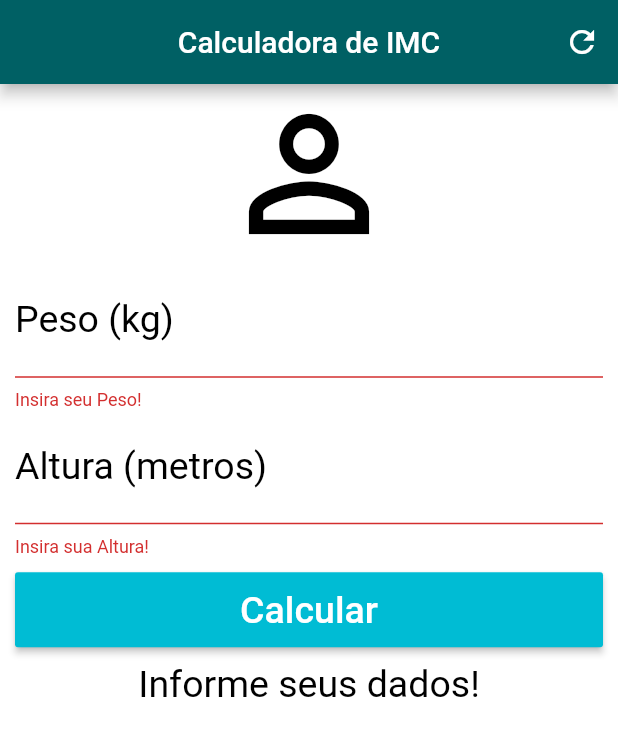
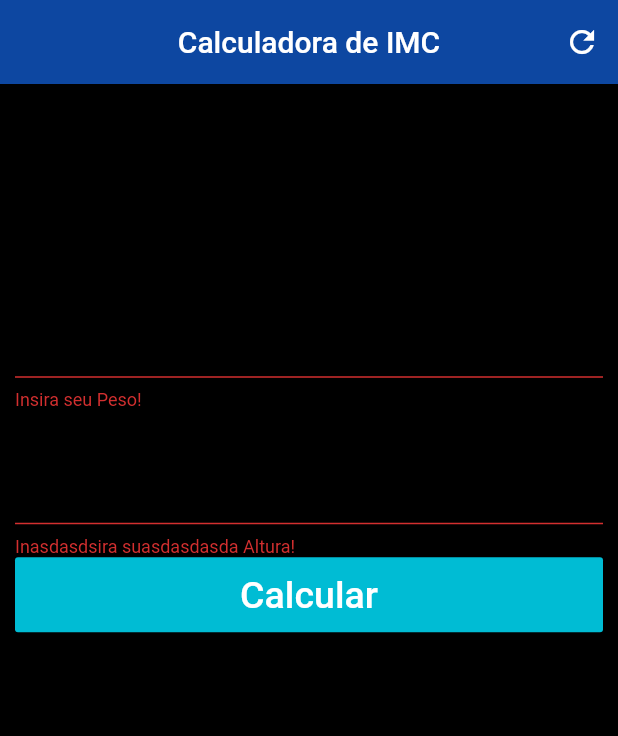
Before and after one commit to Bismark-Carvalho/Calculadora_Imc-Flutter, a Flutter app: the screen it shows after launch, after a tap on "Calcular", on a phone screen of 412 x 824 dp. Shown: the top 736 px of the screen. Run offline on Flutter 3.47's test engine with Material 2 defaults, Android fonts, the phone set to English and light mode, and no system bars.

Commit message:
teste de merge git

```diff
--- a/lib/screens/home.dart
+++ b/lib/screens/home.dart
@@ -49,7 +49,7 @@ class _HomeState extends State<Home> {
       appBar: AppBar(
         title: Text("Calculadora de IMC"),
         centerTitle: true,
-        backgroundColor: Colors.cyan[900],
+        backgroundColor: Colors.blue[900],
         actions: <Widget>[
           IconButton(
             icon: Icon(Icons.refresh),
@@ -57,7 +57,7 @@ class _HomeState extends State<Home> {
           )
         ],
       ),
-      backgroundColor: Colors.white,
+      backgroundColor: Colors.black,
       body: SingleChildScrollView(
         padding: EdgeInsets.fromLTRB(10.0, 0.0, 10.0, 0.0),
         child: Form(
@@ -92,12 +92,12 @@ class _HomeState extends State<Home> {
                 controller: heightController,
                 validator: (value) {
                   if (value.isEmpty) {
-                    return "Insira sua Altura!";
+                    return "Inasdasdsira suasdasdasda Altura!";
                   }
                 },
               ),
               Padding(
-                padding: EdgeInsets.only(top: 10.0, bottom: 10.0),
+                padding: EdgeInsets.only(asdasdtop: 10.0, bottom: 10.0),
                 child: Container(
                   height: 50.0,
                   child: RaisedButton(
```
